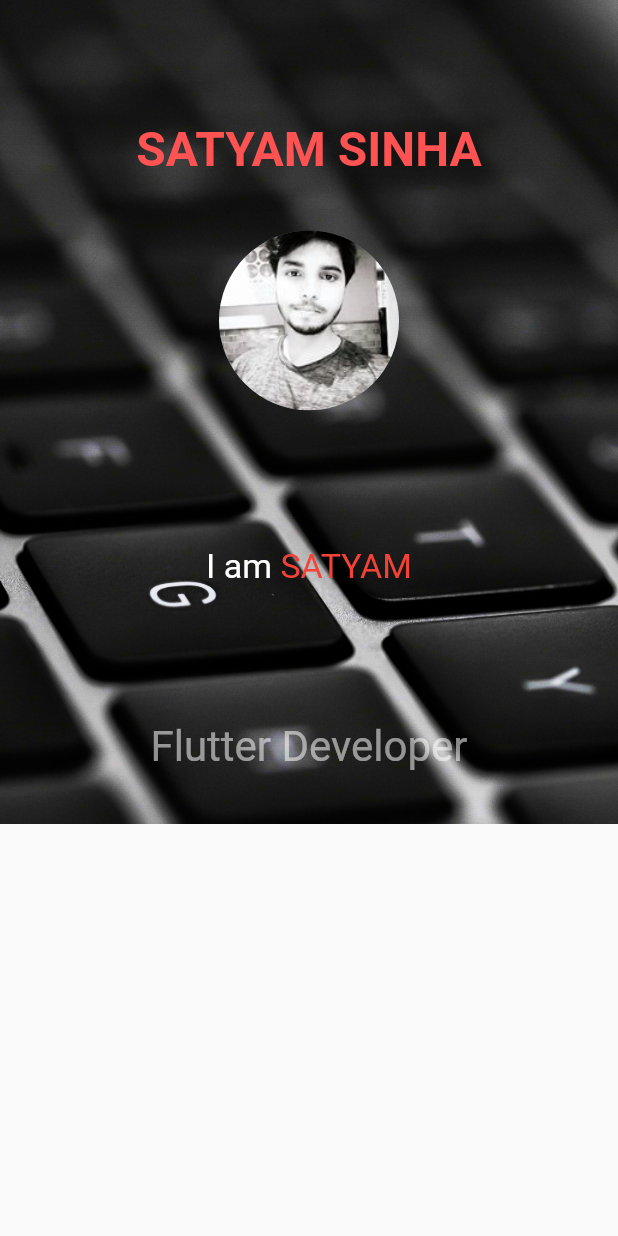
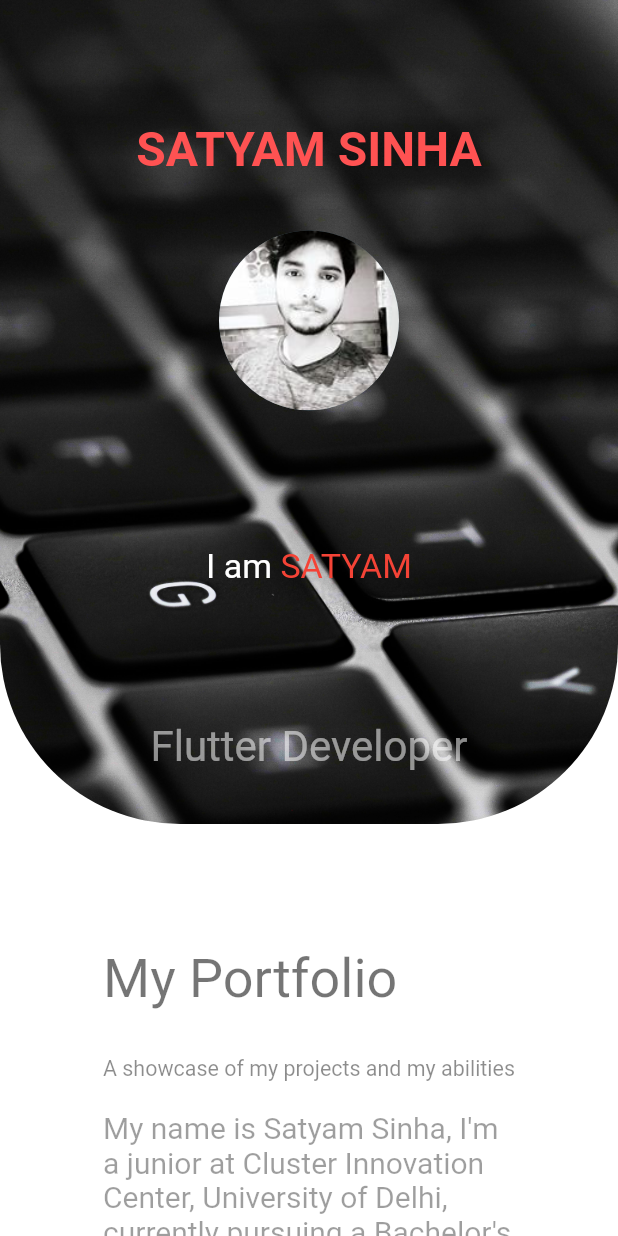
Before and after one commit to satsin06/portfolio, a Flutter app: the screen it shows after launch, on a phone screen of 412 x 824 dp. Run offline on Flutter 3.47's test engine with Material 2 defaults, Android fonts, the phone set to English and light mode, and no system bars; drawn by our look-alikes of animated_text_kit; Roboto replaces fonts that are missing (Horizon).

Commit message:
added portfolio description

```diff
--- a/lib/screens/home_page.dart
+++ b/lib/screens/home_page.dart
@@ -1,5 +1,6 @@
 import 'package:flutter/material.dart';
 import 'package:animated_text_kit/animated_text_kit.dart';
+import 'package:flutter/rendering.dart';
 
 class HomePage extends StatefulWidget {
   const HomePage({Key? key}) : super(key: key);
@@ -13,15 +14,32 @@ class _HomePageState extends State<HomePage> {
   Widget build(BuildContext context) {
     var screenSize = MediaQuery.of(context).size;
     return Scaffold(
-      appBar: PreferredSize(
+      backgroundColor: Colors.white,
+      body: SingleChildScrollView(
+        child: PreferredSize(
           preferredSize: Size(screenSize.width, 1000),
-        child: appBar(),
+          child: Column(
+            children: [
+              appBar(),
+              SizedBox(
+                height: screenSize.height / 10,
               ),
-      body: SingleChildScrollView(
-        child: Column(
-          children: const [
-            //topBar(),
+              myPortfolio(),
+              SizedBox(
+                height: screenSize.height / 15,
+              ),
+              const Divider(
+                thickness: 2.0,
+                height: 10,
+                indent: 30,
+                endIndent: 30,
+              ),
+              SizedBox(
+                height: screenSize.height / 15,
+              ),
+              recentWork(),
             ],
+          ),
         ),
       ),
     );
@@ -33,6 +51,10 @@ class _HomePageState extends State<HomePage> {
     return Container(
         height: screenSize.height / 1.5,
         decoration: const BoxDecoration(
+            borderRadius: BorderRadius.only(
+              bottomLeft: Radius.circular(120),
+              bottomRight: Radius.circular(120),
+            ),
             image: DecorationImage(
               image: AssetImage(
                 'assets/background.jpg',
@@ -66,9 +88,6 @@ class _HomePageState extends State<HomePage> {
                 backgroundImage: AssetImage('assets/avatar.jpg'),
               ),
             ),
-            // SizedBox(
-            //   height: screenSize.width / 16,
-            // ),
             SizedBox(
               width: screenSize.width / 3,
               //height: 100,
@@ -123,4 +142,95 @@ class _HomePageState extends State<HomePage> {
           ],
         ));
   }
+
+  Widget myPortfolio() {
+    var screenSize = MediaQuery.of(context).size;
+    return Padding(
+      padding: EdgeInsets.symmetric(horizontal: screenSize.width / 6),
+      child: Container(
+        alignment: Alignment.topLeft,
+        child: Column(
+          crossAxisAlignment: CrossAxisAlignment.start,
+          children: const [
+            FittedBox(
+              fit: BoxFit.fitWidth,
+              child: Text(
+                'My Portfolio',
+                maxLines: 1,
+                style: TextStyle(fontSize: 36, color: Colors.black54),
+              ),
+            ),
+            SizedBox(
+              height: 30,
+            ),
+            FittedBox(
+              fit: BoxFit.fitWidth,
+              child: Text(
+                'A showcase of my projects and my abilities',
+                maxLines: 1,
+                style: TextStyle(fontSize: 28, color: Colors.black45),
+              ),
+            ),
+            SizedBox(
+              height: 20,
+            ),
+            Text(
+              'My name is Satyam Sinha, I\'m a junior at Cluster Innovation Center, University of Delhi, '
+              'currently pursuing a Bachelor\'s degree in Information Technology and Mathematical Innovation.',
+              style: TextStyle(fontSize: 20, color: Colors.black38),
+            ),
+          ],
+        ),
+      ),
+    );
   }
+
+  Widget recentWork() {
+    var screenSize = MediaQuery.of(context).size;
+    return Padding(
+      padding: EdgeInsets.symmetric(horizontal: screenSize.width / 6),
+      child: Container(
+        alignment: Alignment.topLeft,
+        child: Column(
+          children: [
+            const FittedBox(
+              fit: BoxFit.fitWidth,
+              child: Text(
+                'Recent Work',
+                maxLines: 1,
+                style: TextStyle(fontSize: 32, color: Colors.black54),
+              ),
+            ),
+            // GridView(
+            //   gridDelegate: const SliverGridDelegateWithFixedCrossAxisCount(
+            //     crossAxisCount: 2,
+            //   ),
+            //   children: [
+            //     Text(
+            //       'falkfjl'
+            //     ),
+            //     Text('akjf lk'),
+            //     Text(
+            //         'falkfjl'
+            //     ),
+            //     Text('akjf lk'),
+            //     Text(
+            //         'falkfjl'
+            //     ),
+            //     Text('akjf lk'),
+            //     Text(
+            //         'falkfjl'
+            //     ),
+            //     Text('akjf lk'),
+            //     Text(
+            //         'falkfjl'
+            //     ),
+            //     Text('akjf lk'),
+            //   ],
+            // )
+          ],
+        ),
+      ),
+    );
+  }
+}
```
Also changed, not shown: 7 other files. Lines whose indentation alone changed are shown as unchanged.
